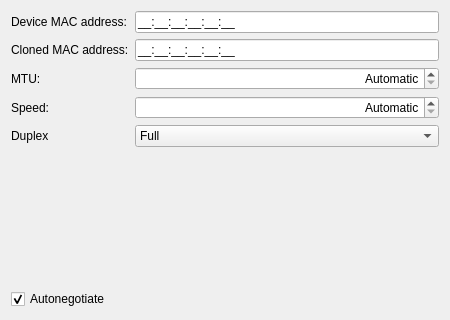
Qt form editor/ui/wiredconnectionwidget.ui (KDE/plasma-nm) before a commit.
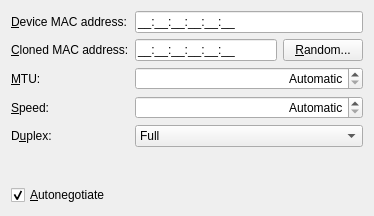
The same form after that commit. Custom widgets are drawn as their Qt base class.

Commit message: random MAC address here too

Diff of the .ui file:
```diff
--- a/editor/ui/wiredconnectionwidget.ui
+++ b/editor/ui/wiredconnectionwidget.ui
@@ -6,18 +6,24 @@
    <rect>
     <x>0</x>
     <y>0</y>
-    <width>450</width>
-    <height>320</height>
+    <width>374</width>
+    <height>216</height>
    </rect>
   </property>
   <property name="windowTitle">
    <string/>
   </property>
   <layout class="QFormLayout" name="formLayout">
+   <property name="fieldGrowthPolicy">
+    <enum>QFormLayout::ExpandingFieldsGrow</enum>
+   </property>
    <item row="0" column="0">
     <widget class="QLabel" name="label">
      <property name="text">
-      <string>Device MAC address:</string>
+      <string>&amp;Device MAC address:</string>
+     </property>
+     <property name="buddy">
+      <cstring>macAddress</cstring>
      </property>
     </widget>
    </item>
@@ -37,11 +43,16 @@
    <item row="1" column="0">
     <widget class="QLabel" name="label_2">
      <property name="text">
-      <string>Cloned MAC address:</string>
+      <string>&amp;Cloned MAC address:</string>
+     </property>
+     <property name="buddy">
+      <cstring>clonedMacAddress</cstring>
      </property>
     </widget>
    </item>
    <item row="1" column="1">
+    <layout class="QHBoxLayout" name="horizontalLayout">
+     <item>
     <widget class="QLineEdit" name="clonedMacAddress">
      <property name="sizePolicy">
       <sizepolicy hsizetype="MinimumExpanding" vsizetype="Fixed">
@@ -57,10 +68,22 @@
      </property>
     </widget>
    </item>
+     <item>
+      <widget class="QPushButton" name="btnRandomMacAddr">
+       <property name="text">
+        <string>&amp;Random...</string>
+       </property>
+      </widget>
+     </item>
+    </layout>
+   </item>
    <item row="2" column="0">
     <widget class="QLabel" name="label_3">
      <property name="text">
-      <string>MTU:</string>
+      <string>&amp;MTU:</string>
+     </property>
+     <property name="buddy">
+      <cstring>mtu</cstring>
      </property>
     </widget>
    </item>
@@ -89,7 +112,10 @@
    <item row="3" column="0">
     <widget class="QLabel" name="speedLabel">
      <property name="text">
-      <string>Speed:</string>
+      <string>&amp;Speed:</string>
+     </property>
+     <property name="buddy">
+      <cstring>speed</cstring>
      </property>
     </widget>
    </item>
@@ -118,7 +144,10 @@
    <item row="4" column="0">
     <widget class="QLabel" name="duplexLabel">
      <property name="text">
-      <string>Duplex</string>
+      <string>D&amp;uplex:</string>
+     </property>
+     <property name="buddy">
+      <cstring>duplex</cstring>
      </property>
     </widget>
    </item>
@@ -142,7 +171,7 @@
      </item>
     </widget>
    </item>
-   <item row="7" column="0" colspan="2">
+   <item row="6" column="0">
     <widget class="QCheckBox" name="autonegotiate">
      <property name="sizePolicy">
       <sizepolicy hsizetype="MinimumExpanding" vsizetype="Fixed">
@@ -151,7 +180,7 @@
       </sizepolicy>
      </property>
      <property name="text">
-      <string>Autonegotiate</string>
+      <string>&amp;Autonegotiate</string>
      </property>
      <property name="checked">
       <bool>true</bool>
@@ -161,7 +190,7 @@
      </property>
     </widget>
    </item>
-   <item row="6" column="0">
+   <item row="5" column="0">
     <spacer name="verticalSpacer">
      <property name="orientation">
       <enum>Qt::Vertical</enum>
@@ -169,7 +198,7 @@
      <property name="sizeHint" stdset="0">
       <size>
        <width>20</width>
-       <height>118</height>
+       <height>40</height>
       </size>
      </property>
     </spacer>
```
Left out of the diff: 2 changed lines with no effect on the pictures. Lines whose indentation alone changed are shown as unchanged. The commit also changes 2 other files.
